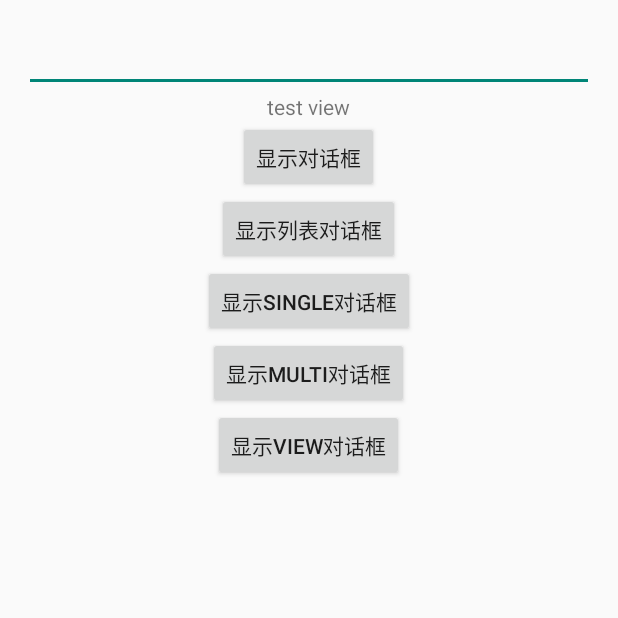
After one commit to edenhub/CrazyAndroid, an Android app: the ch02_dialog_alert1_activity screen opened directly, with no data from a screen before it, on a phone screen of 412 x 824 dp, the top half of it. The commit adds this screen. Run offline under Robolectric (Android 15) with nearby library versions, the light colour scheme and no system bars.

Commit message:
done view

```diff
--- a/app/src/main/java/example/adam/pri/crazyandroid/MainActivity.java
+++ b/app/src/main/java/example/adam/pri/crazyandroid/MainActivity.java
@@ -122,6 +122,9 @@ public class MainActivity extends ActionBarActivity {
         addNewButtonInLayout(R.id.ch02_listview_btexpd,ch02_listview04_expand_activity.class);
         addNewButtonInLayout(R.id.ch02_gridview_bt,ch02_gridview_activity.class);
         addNewButtonInLayout(R.id.ch02_gallery_bt,ch02_gallery_activity.class);
+        addNewButtonInLayout(R.id.ch02_dialog_alert1,ch02_dialog_alert1_activity.class);
+        addNewButtonInLayout(R.id.ch02_toast_bt,ch02_toash_activity.class);
+        addNewButtonInLayout(R.id.ch02_notification_bt,ch02_notification_activity.class);
     }
 
     private void addNewButtonInLayout(int id, final Class<? extends Activity> targetActivity){
--- /dev/null
+++ b/app/src/main/java/example/adam/pri/crazyandroid/ch02_dialog_alert1_activity.java
@@ -0,0 +1,161 @@
+package example.adam.pri.crazyandroid;
+
+import android.app.Activity;
+import android.app.AlertDialog;
+import android.content.DialogInterface;
+import android.graphics.Color;
+import android.os.Bundle;
+import android.view.View;
+import android.widget.Button;
+import android.widget.EditText;
+import android.widget.LinearLayout;
+import android.widget.TextView;
+
+import java.util.ArrayList;
+import java.util.List;
+
+/**
+ * Created by lab on 2015/3/15.
+ */
+public class ch02_dialog_alert1_activity extends Activity {
+
+    @Override
+    protected void onCreate(Bundle savedInstanceState) {
+        super.onCreate(savedInstanceState);
+        setContentView(R.layout.activity_ch02_alertdialog1_activity);
+
+        Button bt = (Button)findViewById(R.id.ch02_alertdialog1_bt);
+        Button bt2 = (Button)findViewById(R.id.ch02_alertdialog2_bt);
+        Button bt3 = (Button)findViewById(R.id.ch02_alertdialog3_bt);
+
+
+        bt.setOnClickListener(new View.OnClickListener() {
+            final AlertDialog.Builder builder = new
+                    AlertDialog.Builder(ch02_dialog_alert1_activity.this);
+
+            @Override
+            public void onClick(View v) {
+                builder.setTitle("Test标题");
+                builder.setMessage("Test消息");
+
+                builder.setPositiveButton("确定",new DialogInterface.OnClickListener() {
+                    @Override
+                    public void onClick(DialogInterface dialog, int which) {
+                        EditText editText = (EditText)findViewById(R.id.ch02_alertdialog1_et);
+                        editText.setText("点击了确定按钮");
+                    }
+                });
+
+                builder.setNegativeButton("取消",new DialogInterface.OnClickListener() {
+                    @Override
+                    public void onClick(DialogInterface dialog, int which) {
+                        EditText editText = (EditText)findViewById(R.id.ch02_alertdialog1_et);
+                        editText.setText("点击了取消按钮");
+                    }
+                });
+
+
+                AlertDialog dialog = builder.create();
+                dialog.show();
+            }
+        });
+
+        bt2.setOnClickListener(new View.OnClickListener() {
+            final AlertDialog.Builder builder = new
+                    AlertDialog.Builder(ch02_dialog_alert1_activity.this);
+            @Override
+            public void onClick(View v) {
+                builder.setTitle("列表对话框");
+                builder.setItems(new String[]{"red","green","yello"},
+                        new DialogInterface.OnClickListener() {
+                            @Override
+                            public void onClick(DialogInterface dialog, int which) {
+                                TextView editText = (TextView)findViewById(R.id.ch02_alertdialog_tv);
+
+                                switch(which){
+                                    case 0 : editText.setBackgroundColor(Color.RED); break;
+                                    case 1 : editText.setBackgroundColor(Color.GREEN); break;
+                                    case 2 : editText.setBackgroundColor(Color.YELLOW); break;
+                                }
+                            }
+                        });
+
+                builder.setPositiveButton("Done",null);
+                AlertDialog dialog = builder.create();
+                dialog.show();
+            }
+        });
+
+        bt3.setOnClickListener(new View.OnClickListener() {
+            final AlertDialog.Builder builder = new
+                    AlertDialog.Builder(ch02_dialog_alert1_activity.this);
+            @Override
+            public void onClick(View v) {
+
+                builder.setTitle("single dialog");
+
+                builder.setSingleChoiceItems(new String[]{"red","green","yello"},1,new DialogInterface.OnClickListener() {
+                    @Override
+                    public void onClick(DialogInterface dialog, int which) {
+                        TextView textView = (TextView)findViewById(R.id.ch02_alertdialog_tv);
+
+                        switch (which){
+                            case 0 : textView.setBackgroundColor(Color.RED); break;
+                            case 1 : textView.setBackgroundColor(Color.GREEN); break;
+                            case 2 : textView.setBackgroundColor(Color.YELLOW); break;
+                        }
+                    }
+                });
+                builder.setPositiveButton("Done", null);
+
+                builder.create().show();
+            }
+        });
+
+        Button bt4 = (Button)findViewById(R.id.ch02_alertdialog4_bt);
+        bt4.setOnClickListener(new View.OnClickListener() {
+            final AlertDialog.Builder builder = new
+                    AlertDialog.Builder(ch02_dialog_alert1_activity.this);
+            List<String> data = new ArrayList<String>(3);
+            @Override
+            public void onClick(View v) {
+                builder.setTitle("Multi dialog");
+                builder.setMultiChoiceItems(new String[]{"red","green","yello"},new boolean[]{},
+                        new DialogInterface.OnMultiChoiceClickListener() {
+                            @Override
+                            public void onClick(DialogInterface dialog, int which, boolean isChecked) {
+                                switch(which){
+                                }
+                            }
+                        });
+                builder.setPositiveButton("Done",null);
+
+                builder.create().show();
+            }
+        });
+
+        Button bt5 = (Button)findViewById(R.id.ch02_alertdialog5_bt);
+        bt5.setOnClickListener(new View.OnClickListener() {
+            final AlertDialog.Builder builder =
+                    new AlertDialog.Builder(ch02_dialog_alert1_activity.this);
+
+            @Override
+            public void onClick(View v) {
+                LinearLayout layout = (LinearLayout)getLayoutInflater().
+                        inflate(R.layout.activity_ch02_alertdialoglogin_activity,null);
+
+                builder.setView(layout);
+                builder.setPositiveButton("Done",new DialogInterface.OnClickListener() {
+                    @Override
+                    public void onClick(DialogInterface dialog, int which) {
+
+                    }
+                });
+
+                builder.setNegativeButton("Cancle",null);
+
+                builder.create().show();
+            }
+        });
+    }
+}
--- /dev/null
+++ b/app/src/main/res/layout/activity_ch02_alertdialog1_activity.xml
@@ -0,0 +1,58 @@
+<LinearLayout xmlns:android="http://schemas.android.com/apk/res/android"
+    xmlns:tools="http://schemas.android.com/tools" android:layout_width="match_parent"
+    android:layout_height="match_parent" android:paddingLeft="@dimen/activity_horizontal_margin"
+    android:paddingRight="@dimen/activity_horizontal_margin"
+    android:paddingTop="@dimen/activity_vertical_margin"
+    android:paddingBottom="@dimen/activity_vertical_margin"
+    android:orientation="vertical"
+    tools:context="example.adam.pri.crazyandroid.ch02_textview01_activity"
+    android:scrollbars="vertical">
+
+    <EditText
+        android:id="@+id/ch02_alertdialog1_et"
+        android:layout_width="fill_parent"
+        android:layout_height="wrap_content"/>
+
+    <TextView
+        android:id="@+id/ch02_alertdialog_tv"
+        android:text="test view"
+        android:layout_width="wrap_content"
+        android:layout_height="wrap_content"
+        android:layout_gravity="center"/>
+
+    <Button
+        android:id="@+id/ch02_alertdialog1_bt"
+        android:layout_width="wrap_content"
+        android:layout_height="wrap_content"
+        android:text="显示对话框"
+        android:layout_gravity="center"/>
+
+    <Button
+        android:id="@+id/ch02_alertdialog2_bt"
+        android:layout_width="wrap_content"
+        android:layout_height="wrap_content"
+        android:text="显示列表对话框"
+        android:layout_gravity="center"/>
+
+    <Button
+        android:id="@+id/ch02_alertdialog3_bt"
+        android:layout_width="wrap_content"
+        android:layout_height="wrap_content"
+        android:text="显示single对话框"
+        android:layout_gravity="center"/>
+
+    <Button
+        android:id="@+id/ch02_alertdialog4_bt"
+        android:layout_width="wrap_content"
+        android:layout_height="wrap_content"
+        android:text="显示multi对话框"
+        android:layout_gravity="center"/>
+
+    <Button
+        android:id="@+id/ch02_alertdialog5_bt"
+        android:layout_width="wrap_content"
+        android:layout_height="wrap_content"
+        android:text="显示view对话框"
+        android:layout_gravity="center"/>
+
+</LinearLayout>
```
Also changed, not shown: app/src/main/AndroidManifest.xml (+11 -0 lines), app/src/main/java/example/adam/pri/crazyandroid/ch02_notification_activity.java (added, +55 -0 lines), app/src/main/java/example/adam/pri/crazyandroid/ch02_notification_to_activity.java (added, +17 -0 lines), app/src/main/java/example/adam/pri/crazyandroid/ch02_toash_activity.java (added, +52 -0 lines), app/src/main/res/layout/activity_ch02_alertdialoglogin_activity.xml (added, +17 -0 lines), app/src/main/res/layout/activity_ch02_notification_activity.xml (added, +25 -0 lines), app/src/main/res/layout/activity_ch02_notification_to_activity.xml (added, +24 -0 lines), app/src/main/res/layout/activity_ch02_toash_activity.xml (added, +26 -0 lines), app/src/main/res/layout/activity_main.xml (+17 -0 lines), app/src/main/res/drawable/s1.jpg (added), app/src/main/res/drawable/s2.jpg (added), app/src/main/res/drawable/s3.jpg (added), app/src/main/res/drawable/s4.jpg (added), app/src/main/res/drawable/ss1.jpg (added).
